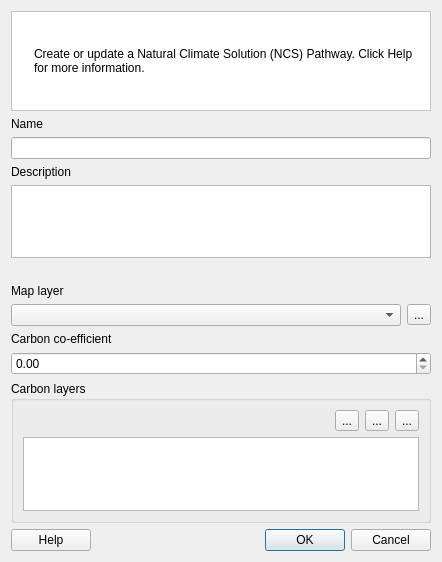
Above: src/cplus_plugin/ui/ncs_pathway_editor_dialog.ui from ConservationInternational/cplus-plugin before the change. Below: the same form after it.
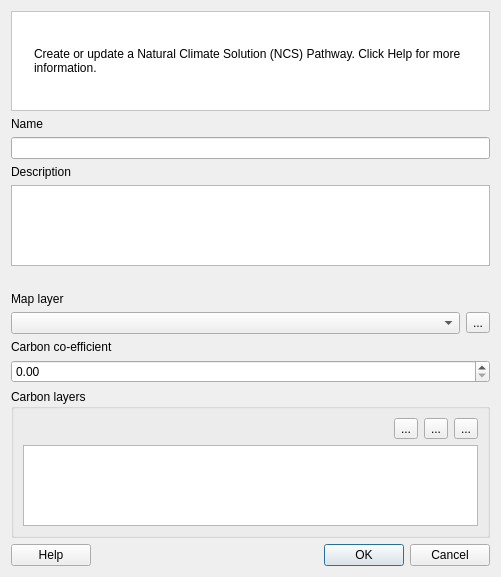
That is the form after the change. Custom widgets are drawn as their Qt base class.

Commit message: Update NcsPathway editor dialog.

What changed in the file:
```diff
--- a/src/cplus_plugin/ui/ncs_pathway_editor_dialog.ui
+++ b/src/cplus_plugin/ui/ncs_pathway_editor_dialog.ui
@@ -6,8 +6,8 @@
    <rect>
     <x>0</x>
     <y>0</y>
-    <width>442</width>
-    <height>562</height>
+    <width>501</width>
+    <height>577</height>
    </rect>
   </property>
   <property name="windowTitle">
@@ -123,7 +123,7 @@
         </property>
         <property name="sizeHint" stdset="0">
          <size>
-          <width>308</width>
+          <width>367</width>
           <height>20</height>
          </size>
         </property>
```
The commit also changes 7 other files.
